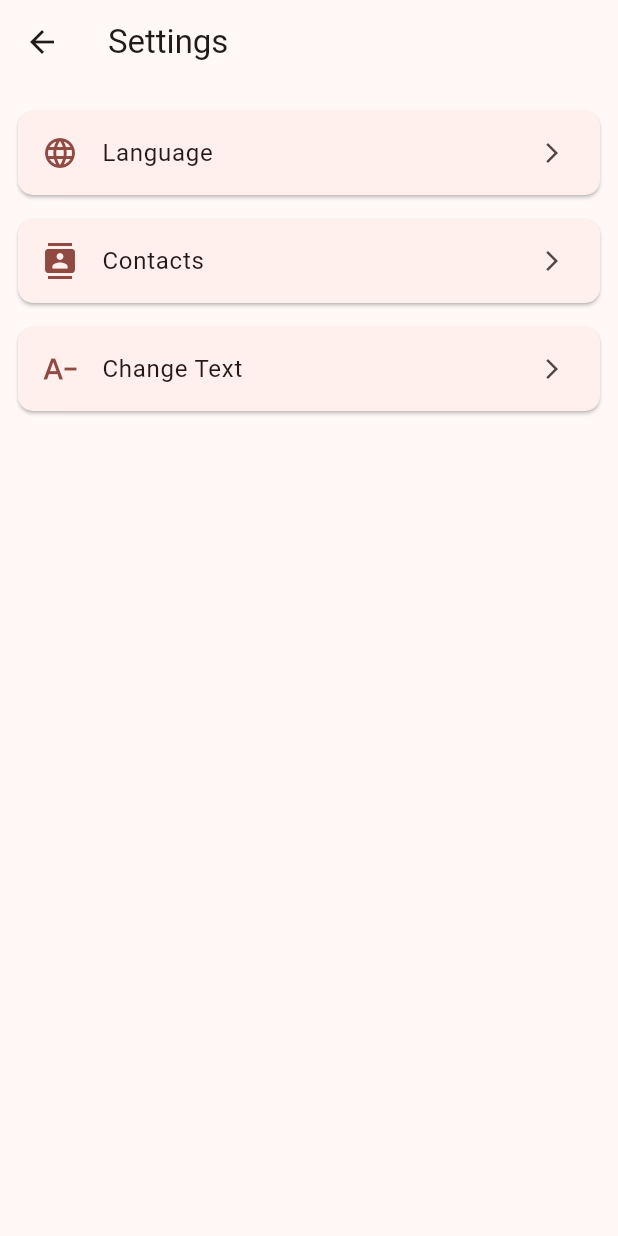
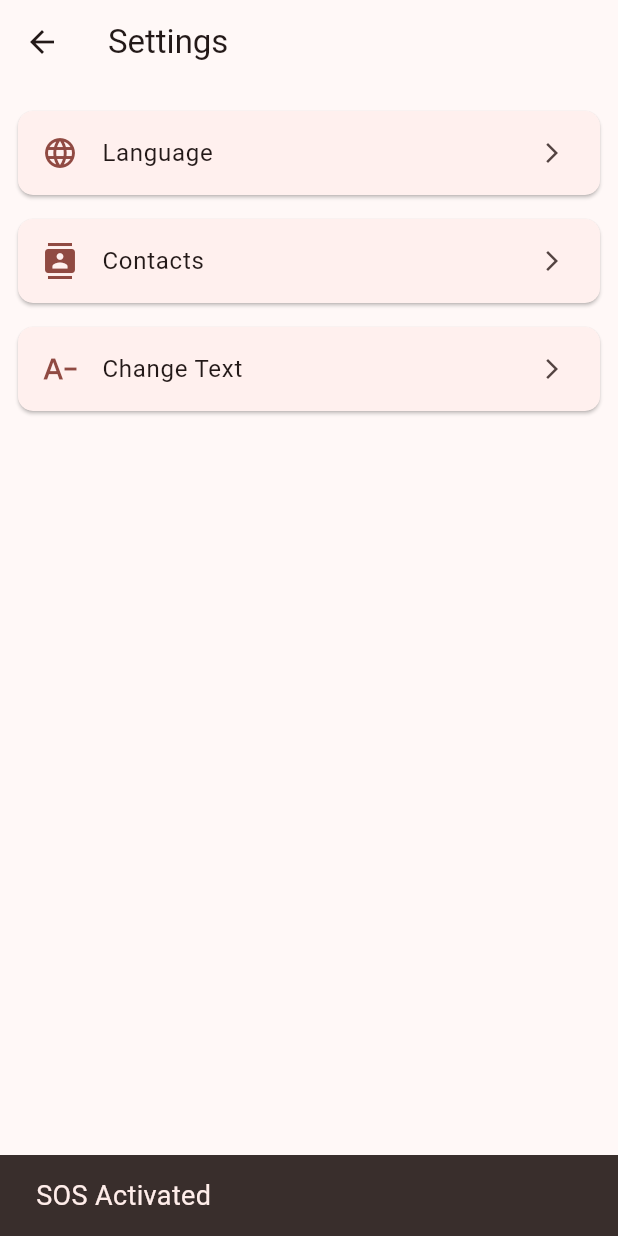
Before and after one commit to NyanLinHtet07/helper, a Flutter app: the screen it shows after launch, after a tap on "SOS", after a tap on "Setting", on a phone screen of 412 x 824 dp. Run offline on Flutter 3.47's test engine with Material 3 defaults, Android fonts, the phone set to English and light mode, and no system bars; our stand-ins replace geolocator, permission_handler, shared_preferences, sqflite; missing offline and left inert: fast_contacts, flutter_background_service, flutter_background_service_android, telephony_sms; accounts and stored records are empty.

Commit message:
fix sos issue

```diff
--- a/lib/main.dart
+++ b/lib/main.dart
@@ -1,7 +1,7 @@
 import 'package:flutter/material.dart';
+import 'package:flutter_background_service/flutter_background_service.dart';
 import 'package:helper_app/services/context_database.dart';
 import 'package:provider/provider.dart';
-import 'package:workmanager/workmanager.dart';
 import 'package:shared_preferences/shared_preferences.dart';
 import 'l10n/app_localizations.dart';
 import 'locale_provider.dart';
@@ -9,38 +9,13 @@ import 'package:telephony_sms/telephony_sms.dart';
 import './screens/setting_screen.dart';
 import './services/contact_database.dart';
 import './services/location_service.dart';
-
-const sosTask = "sosBackgroundTask";
-
-void callbackDispatcher() {
-  Workmanager().executeTask((task, inputData) async {
-    if (task == sosTask) {
-      final prefs = await SharedPreferences.getInstance();
-      final isActive = prefs.getBool('sos_active') ?? false;
-
-      if (!isActive) return Future.value(true);
-
-      final savedContacts = await DBHelper.getContacts();
-      final position = await LocationService.getCurrentLocation();
-      final lat = position.latitude;
-      final lng = position.longitude;
-      final baseMessage = await ContextDBHelper.getContexts();
-      final locationUrl = "https://maps.google.com/?q=${lat},${lng}";
-      final message = "$baseMessage $locationUrl";
-
-      final telephony = TelephonySMS();
-      for (var contact in savedContacts) {
-        await telephony.sendSMS(phone: contact['phone'], message: message);
-      }
-    }
-
-    return Future.value(true);
-  });
-}
+import './services/sos_service.dart';
 
 void main() async {
   WidgetsFlutterBinding.ensureInitialized();
-  await Workmanager().initialize(callbackDispatcher, isInDebugMode: false);
+
+  await initializeService();
+
   runApp(
     ChangeNotifierProvider(
       create: (_) => LocaleProvider(const Locale('my')),
@@ -84,49 +59,11 @@ class _MainScreenState extends State<MainScreen> {
   final _telephonySMS = TelephonySMS();
   bool _isSOSActive = false;
 
-  Future<List<Map<String, dynamic>>> _loadSavedContacts() async {
-    return await DBHelper.getContacts();
-  }
-
-  Future<void> _sendSOS() async {
-    final savedContacts = await _loadSavedContacts();
-    final position = await LocationService.getCurrentLocation();
-    final lat = position.latitude;
-    final lng = position.longitude;
-
-    final locationUrl = "https://maps.google.com/?q=${lat},${lng}";
-
-    if (savedContacts.isEmpty) {
-      ScaffoldMessenger.of(
-        context,
-      ).showSnackBar(const SnackBar(content: Text("No saved SOS contacts")));
-
-      return;
-    }
-
-    final baseMessage = await ContextDBHelper.getContexts();
-    final message = "$baseMessage $locationUrl";
-
-    try {
-      for (var contact in savedContacts) {
-        await _telephonySMS.sendSMS(phone: contact['phone'], message: message);
-      }
-      ScaffoldMessenger.of(
-        context,
-      ).showSnackBar(const SnackBar(content: Text('SOS Send Successfully')));
-    } catch (e) {
-      ScaffoldMessenger.of(
-        context,
-      ).showSnackBar(SnackBar(content: Text("Failed to send SOS: $e")));
-    }
-  }
-
-  Future<void> _checkAndRequestPermissions() async {
-    await _telephonySMS.requestPermission();
-  }
-
-  Future<void> _loadContexts() async {
-    final notes = await ContextDBHelper.getContexts();
+  @override
+  void initState() {
+    super.initState();
+    _telephonySMS.requestPermission();
+    _checkSOSStatus();
   }
 
   Future<void> _checkSOSStatus() async {
@@ -136,35 +73,54 @@ class _MainScreenState extends State<MainScreen> {
     });
   }
 
+  Future<void> _sendImmediateSOS() async {
+    final savedContacts = await DBHelper.getContacts();
+    if (savedContacts.isEmpty) {
+      ScaffoldMessenger.of(
+        context,
+      ).showSnackBar(const SnackBar(content: Text("No Saved SOS Contacts")));
+      return;
+    }
+
+    final position = await LocationService.getCurrentLocation();
+    final lat = position.latitude;
+    final lng = position.longitude;
+    final baseMessage = await ContextDBHelper.getContexts();
+    final locationUrl = "https://maps.google.com/?q=${lat},${lng}";
+    final message = "$baseMessage $locationUrl";
+
+    for (var contact in savedContacts) {
+      await _telephonySMS.sendSMS(phone: contact['phone'], message: message);
+      await Future.delayed(const Duration(seconds: 3));
+    }
+  }
+
   Future<void> _toggleSOS() async {
+    final service = FlutterBackgroundService();
     final prefs = await SharedPreferences.getInstance();
+
     if (_isSOSActive) {
-      await Workmanager().cancelByUniqueName(sosTask);
+      service.invoke('stopService');
+
       await prefs.setBool('sos_active', false);
       setState(() => _isSOSActive = false);
+
+      ScaffoldMessenger.of(
+        context,
+      ).showSnackBar(const SnackBar(content: Text("SOS Deactivated")));
     } else {
       //Active SOS
       await prefs.setBool('sos_active', true);
       setState(() => _isSOSActive = true);
 
       // Send immediately first time
-      await _sendSOS();
+      await _sendImmediateSOS();
+      await service.startService();
 
-      // Schedule repeating every minutes
-      await Workmanager().registerPeriodicTask(
-        sosTask,
-        sosTask,
-        frequency: const Duration(minutes: 15),
-      );
+      ScaffoldMessenger.of(
+        context,
+      ).showSnackBar(const SnackBar(content: Text("SOS Activated")));
     }
-  }
-
-  @override
-  void initState() {
-    super.initState();
-    _loadContexts();
-    _checkAndRequestPermissions();
-    _checkSOSStatus();
   }
 
   @override
--- a/lib/services/sos_service.dart
+++ b/lib/services/sos_service.dart
@@ -1,4 +1,92 @@
-// import 'dart:async';
-// import 'package:flutter_background_service/flutter_background_service.dart';
-// import 'package:flutter_background_service_android/flutter_background_service_android.dart';
-// import 'package:telephony_sms/telephony_sms.dart';
+import 'dart:async';
+import 'dart:ui';
+import 'package:flutter_background_service/flutter_background_service.dart';
+import 'package:flutter_background_service_android/flutter_background_service_android.dart';
+import 'package:telephony_sms/telephony_sms.dart';
+import 'package:shared_preferences/shared_preferences.dart';
+import './location_service.dart';
+import './context_database.dart';
+import './contact_database.dart';
+
+Future<void> initializeService() async {
+  final service = FlutterBackgroundService();
+
+  await service.configure(
+    androidConfiguration: AndroidConfiguration(
+      onStart: onStart,
+      isForegroundMode: true,
+      autoStart: true,
+      initialNotificationTitle: "SOS Emergency",
+      initialNotificationContent: "Sending SOS messages every 3 min",
+    ),
+    iosConfiguration: IosConfiguration(),
+  );
+}
+
+/// Background service entry point
+@pragma('vm:entry-point')
+void onStart(ServiceInstance service) async {
+  // Requerst for all plugins in background
+  DartPluginRegistrant.ensureInitialized();
+
+  final telephony = TelephonySMS();
+  final prefs = await SharedPreferences.getInstance();
+  bool isRunning = true;
+
+  if (service is AndroidServiceInstance) {
+    service.setAsForegroundService();
+    service.setForegroundNotificationInfo(
+      title: "SOS Emergency",
+      content: "Sending SOS messages every 3 min",
+    );
+  }
+
+  // Listen for stop commands from main app
+  service.on('stopService').listen((event) async {
+    isRunning = false;
+    await prefs.setBool('sos_active', false);
+    if (service is AndroidServiceInstance) {
+      await service.setForegroundNotificationInfo(
+        title: "SOS Stopped",
+        content: "Background SOS Stopped",
+      );
+    }
+    service.stopSelf();
+  });
+
+  Timer.periodic(const Duration(minutes: 3), (timer) async {
+    if (!isRunning) {
+      timer.cancel();
+      return;
+    }
+
+    final isActive = prefs.getBool('sos_active') ?? false;
+    if (!isActive) {
+      timer.cancel();
+      service.stopSelf();
+      return;
+    }
+
+    if (service is AndroidServiceInstance) {
+      service.setForegroundNotificationInfo(
+        title: "SOS Active",
+        content: "Last message sent at ${DateTime.now()}",
+      );
+    }
+
+    final savedContacts = await DBHelper.getContacts();
+    if (savedContacts.isEmpty) return;
+
+    final position = await LocationService.getCurrentLocation();
+    final lat = position.latitude;
+    final lng = position.longitude;
+    final locationUrl = "https://maps.google.com/?q=$lat,$lng";
+    final baseMessage = await ContextDBHelper.getContexts();
+    final message = "$baseMessage $locationUrl";
+
+    for (var contact in savedContacts) {
+      await telephony.sendSMS(phone: contact['phone'], message: message);
+      await Future.delayed(const Duration(seconds: 3));
+    }
+  });
+}
```
Also changed, not shown: lib/screens/contact_screen_new.dart (+0 -10 lines), 1 other file.
